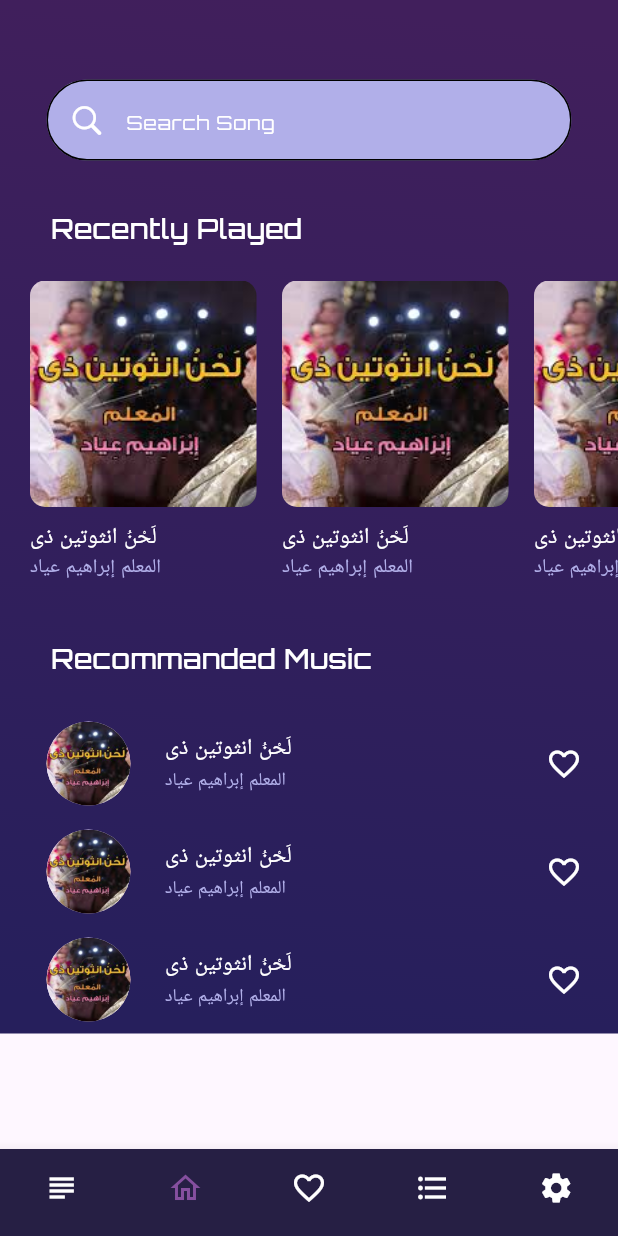
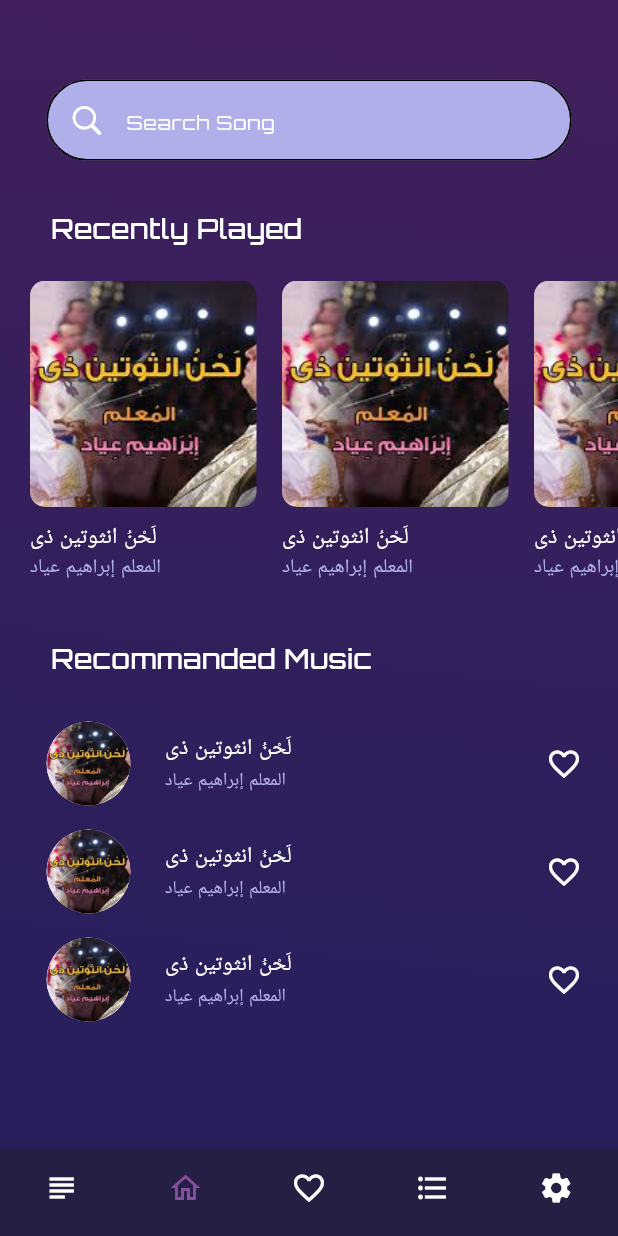
Before and after one commit to PhilopaterNabil/CODSOFT, a Flutter app: the screen it shows after launch, after a tap on "Get Started", on a phone screen of 412 x 824 dp. Run offline on Flutter 3.47's test engine with Material 3 defaults, Android fonts, the phone set to English and light mode, and no system bars; our stand-ins replace bloc, cloud_firestore, curved_navigation_bar, date_picker_timeline, equatable, firebase_core and 14 more; accounts and stored records are empty.

Commit message:
Refactor home controller and home screen widgets
- Update `navigatorToPlayMusicScreen` method in `HomeController` to take an additional argument `index` and pass it as an argument to `Navigator.pushNamed` method in `HomeScreen` widgets.
- Add `height` property to the container in `HomeScreen` widget.
- Update `onTap` method in `CustomSongsHomeScreen` and `CustomRecommandedMusicHomeScreen` widgets to take an argument `index` and pass it to the `navigatorToPlayMusicScreen` method in `HomeController`.
- Update `CustomRecommandedMusicHomeScreen` widget to pass the `index` argument to the `onTap` method.

```diff
--- a/Music Player App/lib/controller/home_controller.dart
+++ b/Music Player App/lib/controller/home_controller.dart
@@ -2,8 +2,8 @@ import 'package:flutter/material.dart';
 import 'package:music_player_app/core/resources/routes_managers.dart';
 
 class HomeController {
-  static void navigatorToPlayMusicScreen({required BuildContext context}) {
-    Navigator.pushNamed(context, RoutesName.kPlayMusicScreen);
+  static void navigatorToPlayMusicScreen({required BuildContext context , required int index}) {
+    Navigator.pushNamed(context, RoutesName.kPlayMusicScreen ,arguments: index);
   }
 
   static void navigatorToPop({required BuildContext context}) {
--- a/Music Player App/lib/features/main_home/screens/home_screen.dart
+++ b/Music Player App/lib/features/main_home/screens/home_screen.dart
@@ -16,6 +16,7 @@ class HomeScreen extends StatelessWidget {
   @override
   Widget build(BuildContext context) {
     return Container(
+      height: double.infinity,
       decoration: const BoxDecoration(
         gradient: LinearGradient(
           begin: Alignment(AlignmentManagersX.x0_20, AlignmentManagersY.y_0_98),
@@ -38,16 +39,16 @@ class HomeScreen extends StatelessWidget {
               ),
               CustomSongsHomeScreen(
                 songsModel: ConstantsValue().listAlhan,
-                onTap: () =>
-                    HomeController.navigatorToPlayMusicScreen(context: context),
+                onTap: (index) => HomeController.navigatorToPlayMusicScreen(
+                    context: context, index: index),
               ),
               const CustomTitleHomeScreen(
                 title: StringsValuesManagers.recommandedMusic,
                 top: PaddingValue.kPadding31,
               ),
               CustomRecommandedMusicHomeScreen(
-                onTap: () =>
-                    HomeController.navigatorToPlayMusicScreen(context: context),
+                onTap: (index) => HomeController.navigatorToPlayMusicScreen(
+                    context: context, index: index),
                 listSongsModel: ConstantsValue().listAlhan,
               ),
             ],
--- a/Music Player App/lib/features/main_home/widgets/custom_recommanded_music.dart
+++ b/Music Player App/lib/features/main_home/widgets/custom_recommanded_music.dart
@@ -7,7 +7,7 @@ class CustomRecommandedMusicHomeScreen extends StatelessWidget {
   const CustomRecommandedMusicHomeScreen(
       {super.key, required this.onTap, required this.listSongsModel});
 
-  final void Function() onTap;
+  final void Function(int value) onTap;
   final List<SongsModel> listSongsModel;
 
   @override
@@ -20,7 +20,7 @@ class CustomRecommandedMusicHomeScreen extends StatelessWidget {
         physics: const NeverScrollableScrollPhysics(),
         itemCount: listSongsModel.length,
         itemBuilder: (context, index) => GestureDetector(
-          onTap: onTap,
+          onTap: () => onTap(index),
           child: CustomRowRecommandedMusic(songsModel: listSongsModel[index]),
         ),
       ),
```
